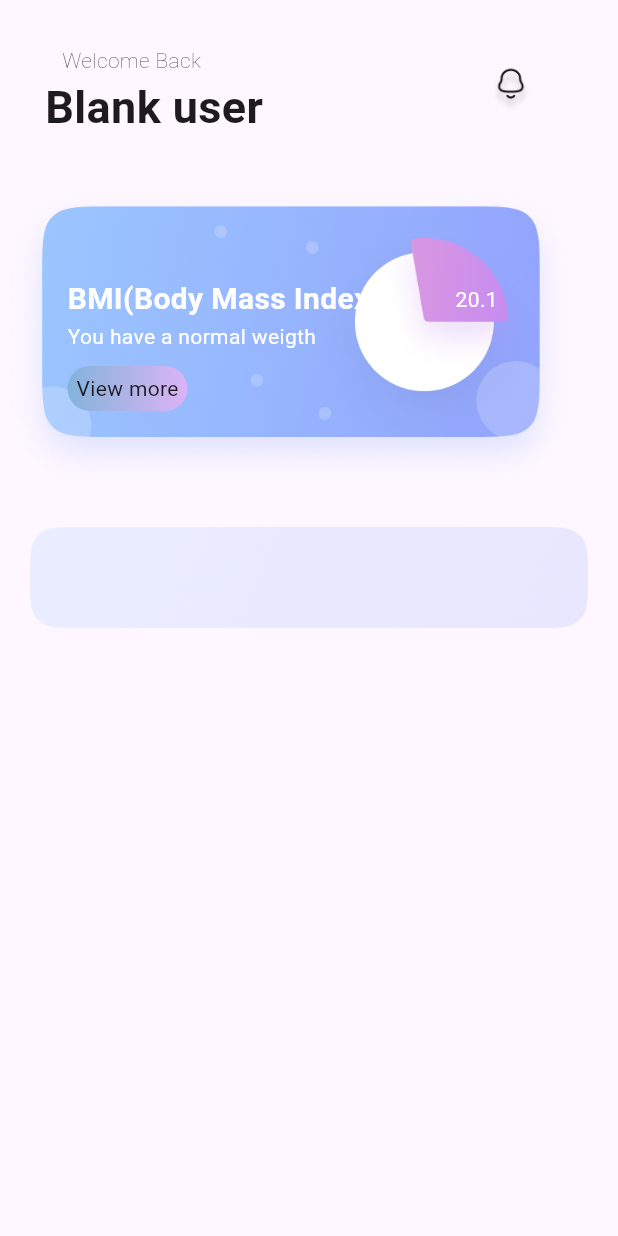
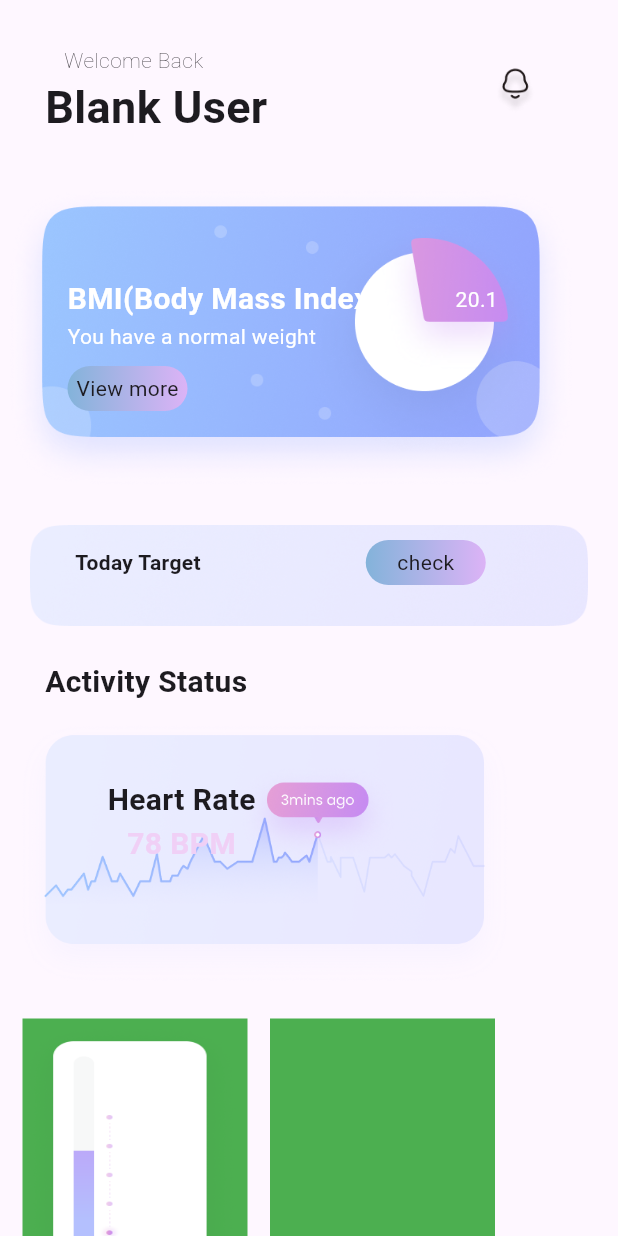
Before and after one commit to Unique-chiemerie/fitnext, a Flutter app: the Dashboard screen opened directly, on a phone screen of 412 x 824 dp. Run offline on Flutter 3.47's test engine with Material 2 defaults, Android fonts, the phone set to English and light mode, and no system bars.

Commit message:
building the water level

```diff
--- a/lib/dashboard/home.dart
+++ b/lib/dashboard/home.dart
@@ -12,6 +12,7 @@ class _DashboardState extends State<Dashboard> {
   @override
   Widget build(BuildContext context) {
     return Scaffold(
+      //the list view that shows the basic beginning shit
       body: ListView(
         children: [
           Container(
@@ -35,7 +36,7 @@ class _DashboardState extends State<Dashboard> {
                           width: 30,
                         ),
                         Text(
-                          'Blank user',
+                          'Blank User',
                           style: TextStyle(
                               fontSize: 30, fontWeight: FontWeight.bold),
                         ),
@@ -97,7 +98,7 @@ class _DashboardState extends State<Dashboard> {
                           width: 40,
                         ),
                         Text(
-                          'You have a normal weigth',
+                          'You have a normal weight',
                           style: TextStyle(color: Colors.white),
                         ),
                       ],
@@ -127,7 +128,98 @@ class _DashboardState extends State<Dashboard> {
             height: 70,
             width: 200,
             margin: const EdgeInsets.all(20),
-            child: Image.asset('ui/todaybanner.png'),
+            child: Stack(
+              children: [
+                Image.asset('ui/todaybanner.png'),
+                Row(
+                  crossAxisAlignment: CrossAxisAlignment.center,
+                  children: [
+                    const SizedBox(
+                      width: 30,
+                    ),
+                    const Text(
+                      'Today Target',
+                      style: TextStyle(fontWeight: FontWeight.bold),
+                    ),
+                    const SizedBox(
+                      width: 100,
+                    ),
+                    SizedBox(
+                      width: 100,
+                      height: 50,
+                      child: Glow(buttontext: 'check'),
+                    ),
+                  ],
+                ),
+              ],
+            ),
+          ),
+//activity status container sha
+          const Row(
+            children: [
+              const SizedBox(
+                width: 30,
+              ),
+              Text(
+                'Activity Status',
+                style: TextStyle(fontSize: 20, fontWeight: FontWeight.bold),
+              ),
+            ],
+          ),
+          Container(
+            height: 180,
+            width: 250,
+            margin: const EdgeInsets.all(10),
+            child: Stack(
+              children: [
+                Image.asset('ui/Status.png'),
+                const Positioned.fill(
+                    right: 170,
+                    child: Column(
+                      children: [
+                        SizedBox(
+                          height: 40,
+                        ),
+                        Text(
+                          'Heart Rate',
+                          style: TextStyle(
+                              fontSize: 20, fontWeight: FontWeight.bold),
+                        ),
+                        Text(
+                          '78 BPM',
+                          style: TextStyle(
+                              color: Color.fromARGB(255, 240, 208, 246),
+                              fontSize: 20,
+                              fontWeight: FontWeight.bold),
+                        )
+                      ],
+                    )),
+              ],
+            ),
+          ),
+          //water intake container and all that
+          Row(
+            children: [
+              const SizedBox(
+                width: 10,
+              ),
+              Container(
+                height: 200,
+                width: 150,
+                margin: const EdgeInsets.all(5),
+                color: Colors.green,
+                child: Image.asset(
+                  'ui/Waterlevel.png',
+                  fit: BoxFit.fill,
+                ),
+              ),
+              Container(
+                height: 200,
+                width: 150,
+                margin: const EdgeInsets.all(10),
+                color: Colors.green,
+              ),
+            ],
           ),
         ],
       ),
--- a/pubspec.yaml
+++ b/pubspec.yaml
@@ -95,6 +95,8 @@ flutter:
     - ui/Banner.png
     - ui/bellicon.png
     - ui/todaybanner.png
+    - ui/Status.png
+    - ui/Waterlevel.png
 
   # An image asset can refer to one or more resolution-specific "variants", see
   # https://flutter.dev/assets-and-images/#resolution-aware
```
Also changed, not shown: ui/Status.png (added), ui/Waterlevel.png (added).
